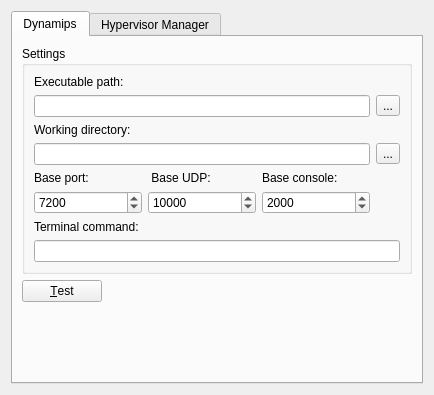
The window that src/GNS3/Ui/ConfigurationPages/Form_PreferencesDynamips.ui (GNS3/gns3-legacy) describes before a commit, drawn with Qt 5.
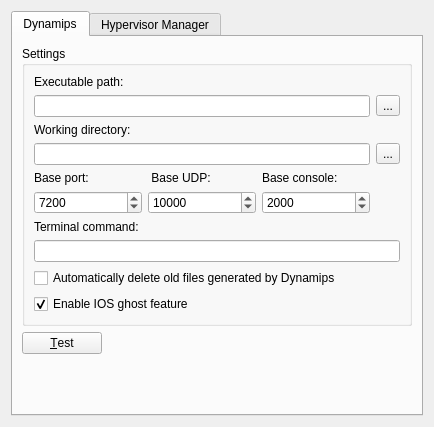
The same window after the commit.

Commit message: [*] IOS ghosting support and default IOS image setting

```diff
--- a/src/GNS3/Ui/ConfigurationPages/Form_PreferencesDynamips.ui
+++ b/src/GNS3/Ui/ConfigurationPages/Form_PreferencesDynamips.ui
@@ -6,7 +6,7 @@
     <x>0</x>
     <y>0</y>
     <width>430</width>
-    <height>395</height>
+    <height>427</height>
    </rect>
   </property>
   <property name="windowTitle" >
@@ -133,6 +133,23 @@
           <item row="7" column="0" colspan="4" >
            <widget class="QLineEdit" name="dynamips_term_cmd" />
           </item>
+          <item row="8" column="0" colspan="4" >
+           <widget class="QCheckBox" name="checkBoxClearOldFiles" >
+            <property name="text" >
+             <string>Automatically delete old files generated by Dynamips</string>
+            </property>
+           </widget>
+          </item>
+          <item row="9" column="0" colspan="2" >
+           <widget class="QCheckBox" name="checkBoxGhosting" >
+            <property name="text" >
+             <string>Enable IOS ghost feature</string>
+            </property>
+            <property name="checked" >
+             <bool>true</bool>
+            </property>
+           </widget>
+          </item>
          </layout>
         </widget>
        </item>
@@ -163,7 +180,7 @@
          </property>
          <property name="sizeHint" >
           <size>
-           <width>387</width>
+           <width>390</width>
            <height>20</height>
           </size>
          </property>
@@ -238,13 +255,6 @@
             </property>
            </widget>
           </item>
-          <item row="5" column="0" >
-           <widget class="QCheckBox" name="checkBoxClearOldFiles" >
-            <property name="text" >
-             <string>Clear old files generated by Dynamips</string>
-            </property>
-           </widget>
-          </item>
          </layout>
         </widget>
        </item>
```
The commit also changes 23 other files.
